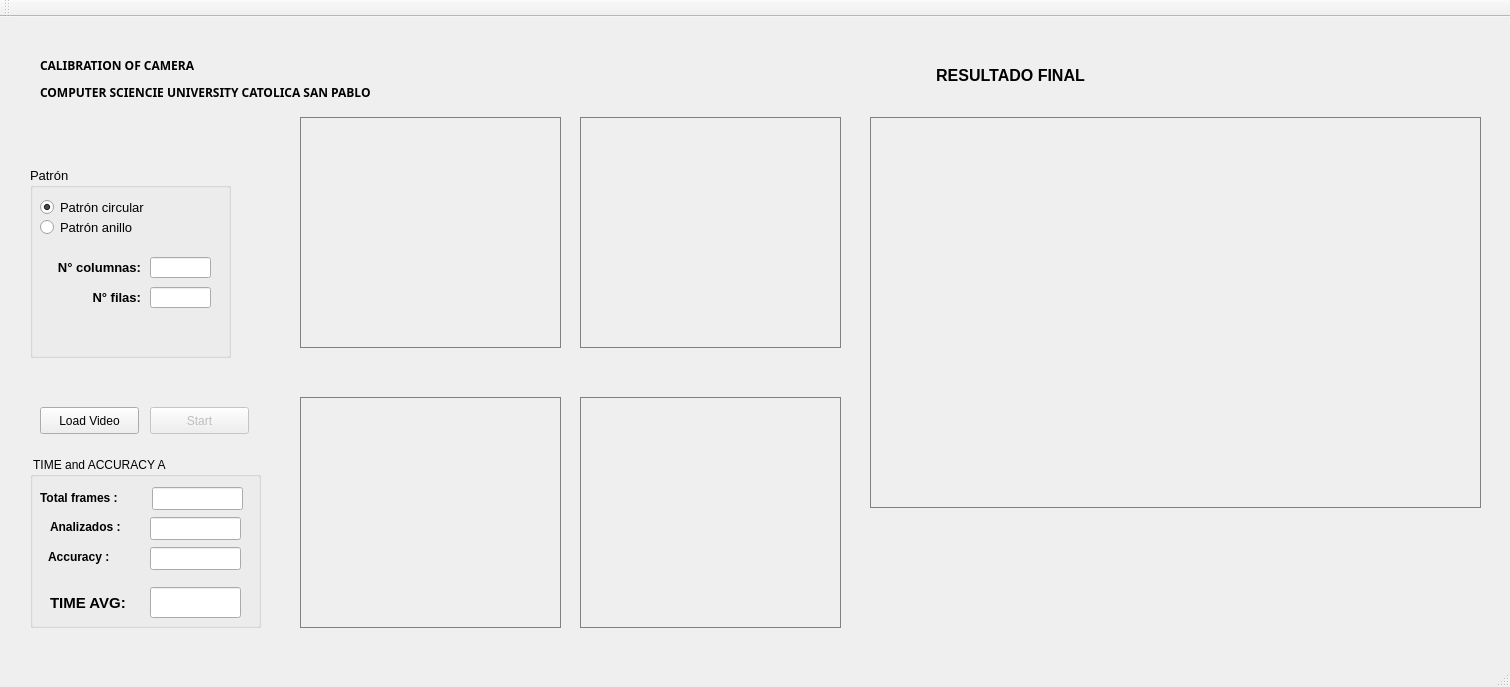
Old version of the form Calibracion_Code/RCirculos/mainwindow.ui in the repository roxanasoto/P1_CalibracionCamara.
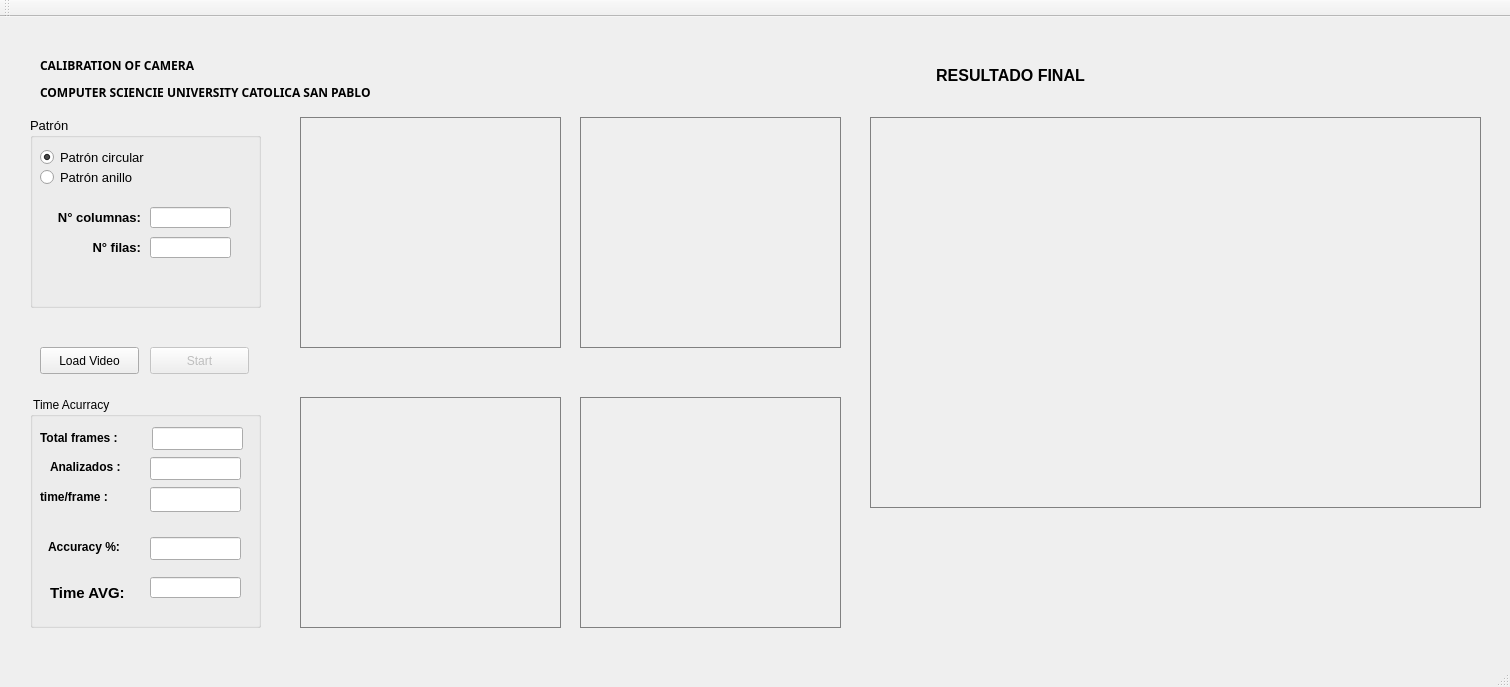
New version of the form.

```diff
--- a/Calibracion_Code/RCirculos/mainwindow.ui
+++ b/Calibracion_Code/RCirculos/mainwindow.ui
@@ -94,7 +94,7 @@
     <property name="geometry">
      <rect>
       <x>40</x>
-      <y>390</y>
+      <y>330</y>
       <width>99</width>
       <height>27</height>
      </rect>
@@ -110,7 +110,7 @@
     <property name="geometry">
      <rect>
       <x>150</x>
-      <y>390</y>
+      <y>330</y>
       <width>99</width>
       <height>27</height>
      </rect>
@@ -136,8 +136,8 @@
     <property name="geometry">
      <rect>
       <x>30</x>
-      <y>150</y>
-      <width>201</width>
+      <y>100</y>
+      <width>231</width>
       <height>191</height>
      </rect>
     </property>
@@ -196,7 +196,7 @@
       <rect>
        <x>120</x>
        <y>120</y>
-       <width>61</width>
+       <width>81</width>
        <height>21</height>
       </rect>
      </property>
@@ -263,7 +263,7 @@
       <rect>
        <x>120</x>
        <y>90</y>
-       <width>61</width>
+       <width>81</width>
        <height>21</height>
       </rect>
      </property>
@@ -470,13 +470,13 @@
     <property name="geometry">
      <rect>
       <x>30</x>
-      <y>440</y>
+      <y>380</y>
       <width>231</width>
-      <height>171</height>
+      <height>231</height>
      </rect>
     </property>
     <property name="title">
-     <string> TIME and ACCURACY A</string>
+     <string> Time Acurracy</string>
     </property>
     <widget class="QLineEdit" name="leTFrames">
      <property name="geometry">
@@ -518,7 +518,7 @@
       <rect>
        <x>20</x>
        <y>60</y>
-       <width>81</width>
+       <width>91</width>
        <height>20</height>
       </rect>
      </property>
@@ -548,29 +548,13 @@
       <bool>true</bool>
      </property>
     </widget>
-    <widget class="QLineEdit" name="leAccu">
-     <property name="geometry">
-      <rect>
-       <x>120</x>
-       <y>90</y>
-       <width>91</width>
-       <height>23</height>
-      </rect>
-     </property>
-     <property name="alignment">
-      <set>Qt::AlignJustify|Qt::AlignVCenter</set>
-     </property>
-     <property name="readOnly">
-      <bool>true</bool>
-     </property>
-    </widget>
     <widget class="QLineEdit" name="timeExec">
      <property name="geometry">
       <rect>
        <x>120</x>
-       <y>130</y>
+       <y>180</y>
        <width>91</width>
-       <height>31</height>
+       <height>21</height>
       </rect>
      </property>
      <property name="font">
@@ -590,9 +574,9 @@
     <widget class="QLabel" name="label_7">
      <property name="geometry">
       <rect>
-       <x>18</x>
+       <x>10</x>
        <y>90</y>
-       <width>71</width>
+       <width>91</width>
        <height>20</height>
       </rect>
      </property>
@@ -603,14 +587,14 @@
       </font>
      </property>
      <property name="text">
-      <string>Accuracy :</string>
+      <string>time/frame :</string>
      </property>
     </widget>
     <widget class="QLabel" name="label_8">
      <property name="geometry">
       <rect>
        <x>20</x>
-       <y>130</y>
+       <y>180</y>
        <width>91</width>
        <height>31</height>
       </rect>
@@ -623,7 +607,52 @@
       </font>
      </property>
      <property name="text">
-      <string>TIME AVG: </string>
+      <string>Time AVG: </string>
+     </property>
+    </widget>
+    <widget class="QLineEdit" name="leAccu">
+     <property name="geometry">
+      <rect>
+       <x>120</x>
+       <y>140</y>
+       <width>91</width>
+       <height>23</height>
+      </rect>
+     </property>
+     <property name="alignment">
+      <set>Qt::AlignJustify|Qt::AlignVCenter</set>
+     </property>
+     <property name="readOnly">
+      <bool>true</bool>
+     </property>
+    </widget>
+    <widget class="QLabel" name="label_9">
+     <property name="geometry">
+      <rect>
+       <x>18</x>
+       <y>140</y>
+       <width>81</width>
+       <height>20</height>
+      </rect>
+     </property>
+     <property name="font">
+      <font>
+       <weight>75</weight>
+       <bold>true</bold>
+      </font>
+     </property>
+     <property name="text">
+      <string>Accuracy %:</string>
+     </property>
+    </widget>
+    <widget class="QLineEdit" name="leTframe">
+     <property name="geometry">
+      <rect>
+       <x>120</x>
+       <y>90</y>
+       <width>91</width>
+       <height>25</height>
+      </rect>
      </property>
     </widget>
    </widget>
```
Left out of the diff: 2 changed lines with no effect on the pictures.
